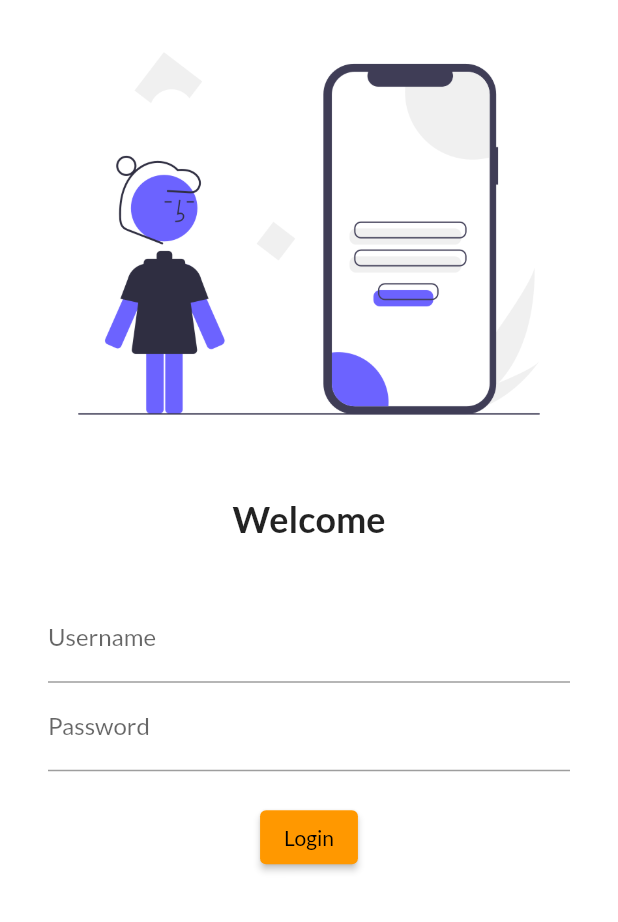
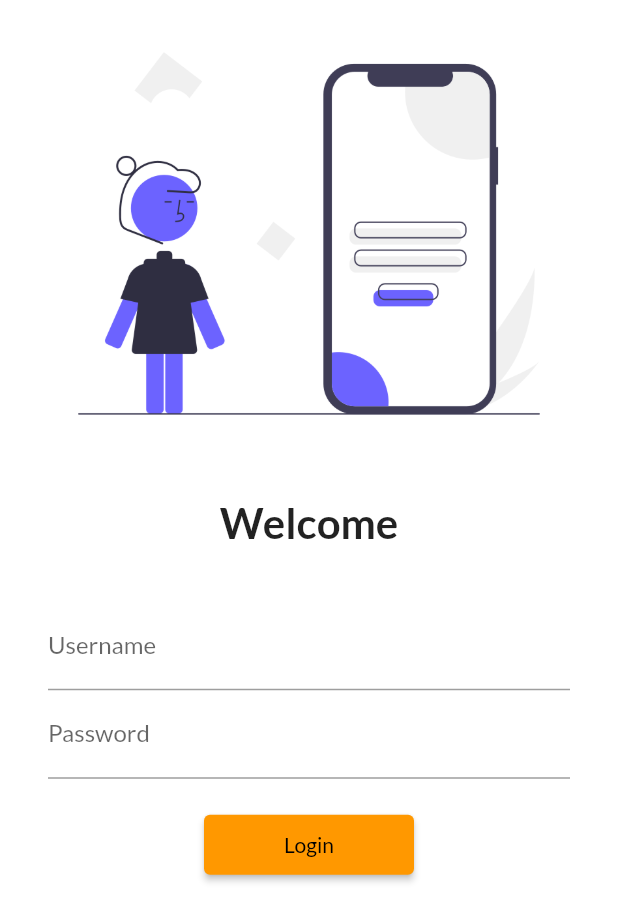
Before and after one commit to rupam31/FirstFlutterApp, a Flutter app: the screen it shows after launch, on a phone screen of 412 x 824 dp. Shown: the top 922 px of the screen. Run offline on Flutter 3.47's test engine with Material 2 defaults, Android fonts, the phone set to English and light mode, and no system bars; our stand-ins replace google_fonts.

Commit message:
Day 5 Complete

```diff
--- a/flutter_catalog/lib/main.dart
+++ b/flutter_catalog/lib/main.dart
@@ -1,5 +1,6 @@
 import 'package:flutter/material.dart';
 import 'package:flutter_catalog/pages/login_page.dart';
+import 'package:flutter_catalog/utils/routes.dart';
 import 'package:google_fonts/google_fonts.dart';
 import 'pages/home_page.dart';
 
@@ -23,8 +24,8 @@ class MyApp extends StatelessWidget {
       ),
       routes: {
         "/": (context) => const LoginPage(),
-        "/home": (context) => const HomePage(),
-        "/login": (context) => const LoginPage(),
+        MyRoutes.homeRoute: (context) => const HomePage(),
+        MyRoutes.loginRoute: (context) => const LoginPage(),
       },
     );
   }
--- a/flutter_catalog/lib/pages/login_page.dart
+++ b/flutter_catalog/lib/pages/login_page.dart
@@ -1,6 +1,5 @@
-import 'dart:ui';
-
 import 'package:flutter/material.dart';
+import 'package:flutter_catalog/utils/routes.dart';
 
 class LoginPage extends StatelessWidget {
   const LoginPage({super.key});
@@ -9,6 +8,7 @@ class LoginPage extends StatelessWidget {
   Widget build(BuildContext context) {
     return Material(
         color: Colors.white,
+        child: SingleChildScrollView(
           child: Column(
             children: [
               Image.asset(
@@ -21,7 +21,7 @@ class LoginPage extends StatelessWidget {
               const Text(
                 "Welcome",
                 style: TextStyle(
-                fontSize: 24,
+                  fontSize: 28,
                   fontWeight: FontWeight.bold,
                 ),
               ),
@@ -29,8 +29,8 @@ class LoginPage extends StatelessWidget {
                 height: 20.0,
               ),
               Padding(
-              padding:
-                  const EdgeInsets.symmetric(vertical: 16.0, horizontal: 32.0),
+                padding: const EdgeInsets.symmetric(
+                    vertical: 16.0, horizontal: 32.0),
                 child: Column(
                   children: [
                     TextFormField(
@@ -50,16 +50,18 @@ class LoginPage extends StatelessWidget {
                       height: 20.0,
                     ),
                     ElevatedButton(
-                    child: Text("Login"),
-                    style: TextButton.styleFrom(),
+                      style: TextButton.styleFrom(
+                          minimumSize: const Size(140, 40)),
                       onPressed: () {
-                      print('Hi Zengman!');
+                        Navigator.pushNamed(context, MyRoutes.homeRoute);
                       },
+                      child: const Text("Login"),
                     ),
                   ],
                 ),
               )
             ],
+          ),
         ));
   }
 }
--- /dev/null
+++ b/flutter_catalog/lib/utils/routes.dart
@@ -0,0 +1,4 @@
+class MyRoutes {
+  static String loginRoute = "/login";
+  static String homeRoute = "/home";
+}
```
Also changed, not shown: 1 other file. Lines whose indentation alone changed are shown as unchanged.
